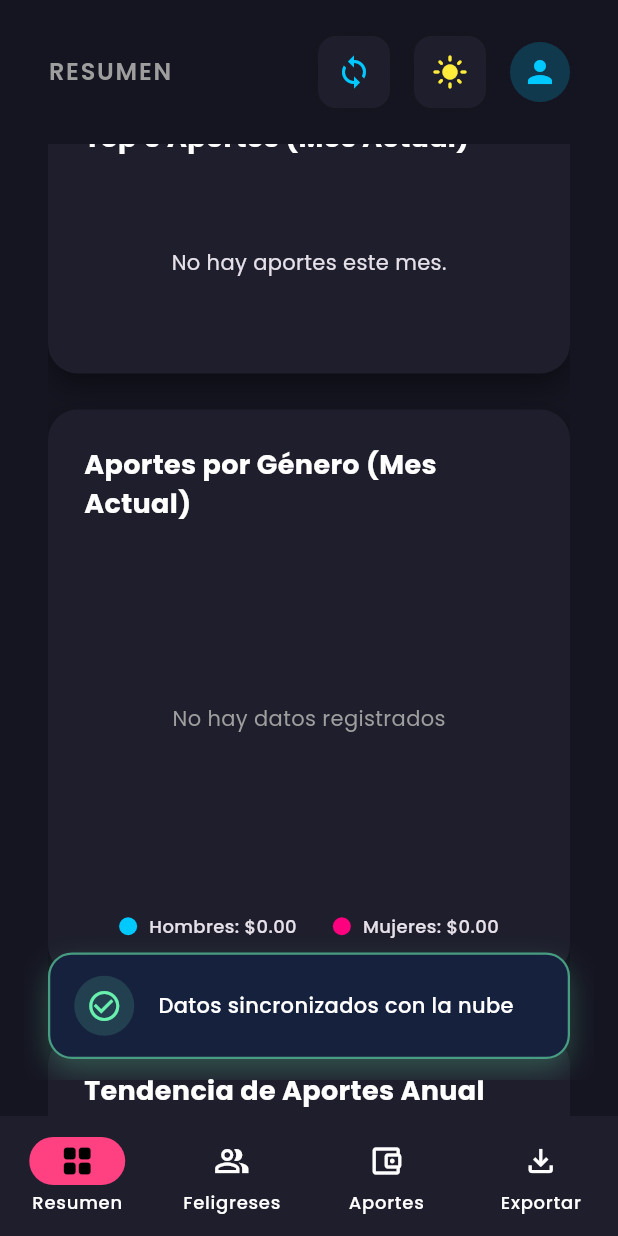
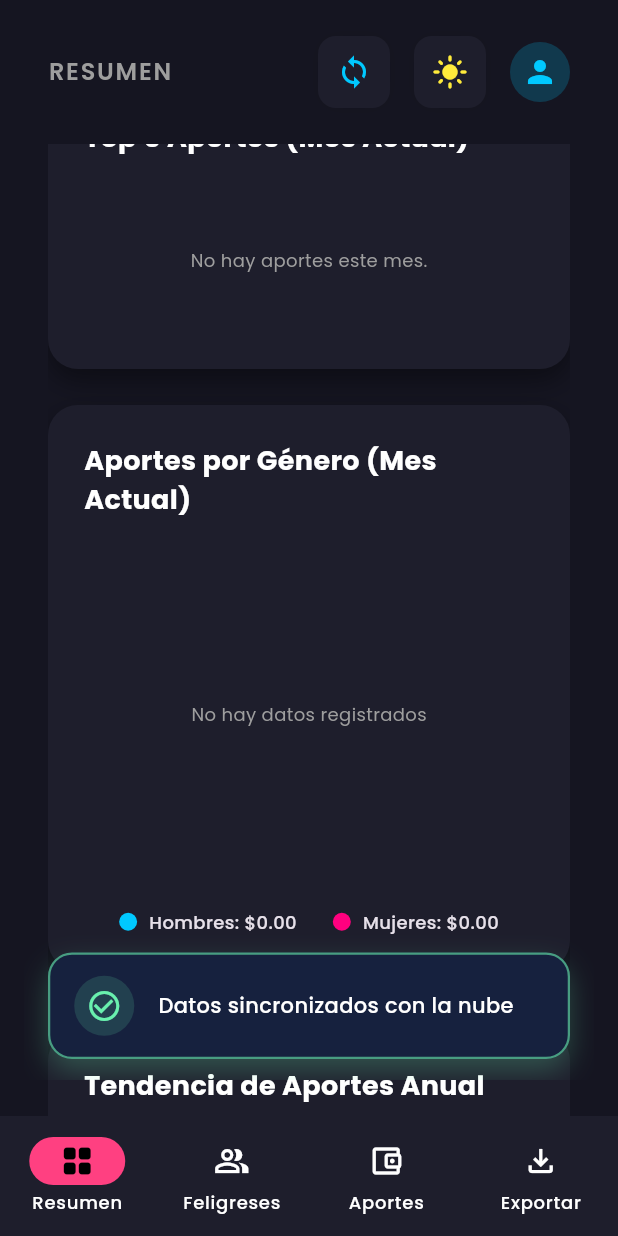
Before and after one commit to israel1996/flutter_app_aportes, a Flutter app: the screen it shows once a user with an empty profile is signed in, scrolled down 576 dp, on a phone screen of 412 x 824 dp. Run offline on Flutter 3.47's test engine with Material 3 defaults, Android fonts, the phone set to English and light mode, and no system bars; our stand-ins replace connectivity_plus, drift, fl_chart, flutter_riverpod, flutter_secure_storage, google_fonts and 2 more; missing offline and left inert: excel, file_saver; accounts and stored records are empty; generated files the repository leaves out were written again.

```diff
--- a/lib/features/home/screens/dashboard_summary.dart
+++ b/lib/features/home/screens/dashboard_summary.dart
@@ -423,10 +423,20 @@ class DashboardSummary extends ConsumerWidget {
             isStacked
                 ? const Padding(
                     padding: EdgeInsets.symmetric(vertical: 40),
-                    child: Center(child: Text('No hay aportes este mes.')),
+                    child: Center(
+                      child: Text(
+                        'No hay aportes este mes.',
+                        style: TextStyle(fontSize: 12, color: Colors.grey),
+                      ),
+                    ),
                   )
                 : const Expanded(
-                    child: Center(child: Text('No hay aportes este mes.')),
+                    child: Center(
+                      child: Text(
+                        'No hay aportes este mes.',
+                        style: TextStyle(fontSize: 12, color: Colors.grey),
+                      ),
+                    ),
                   )
           else
             ...top5.asMap().entries.map((entry) {
@@ -532,7 +542,7 @@ class DashboardSummary extends ConsumerWidget {
               child: Center(
                 child: Text(
                   'No hay datos registrados',
-                  style: GoogleFonts.poppins(color: Colors.grey),
+                  style: GoogleFonts.poppins(fontSize: 12, color: Colors.grey),
                 ),
               ),
             )
```
